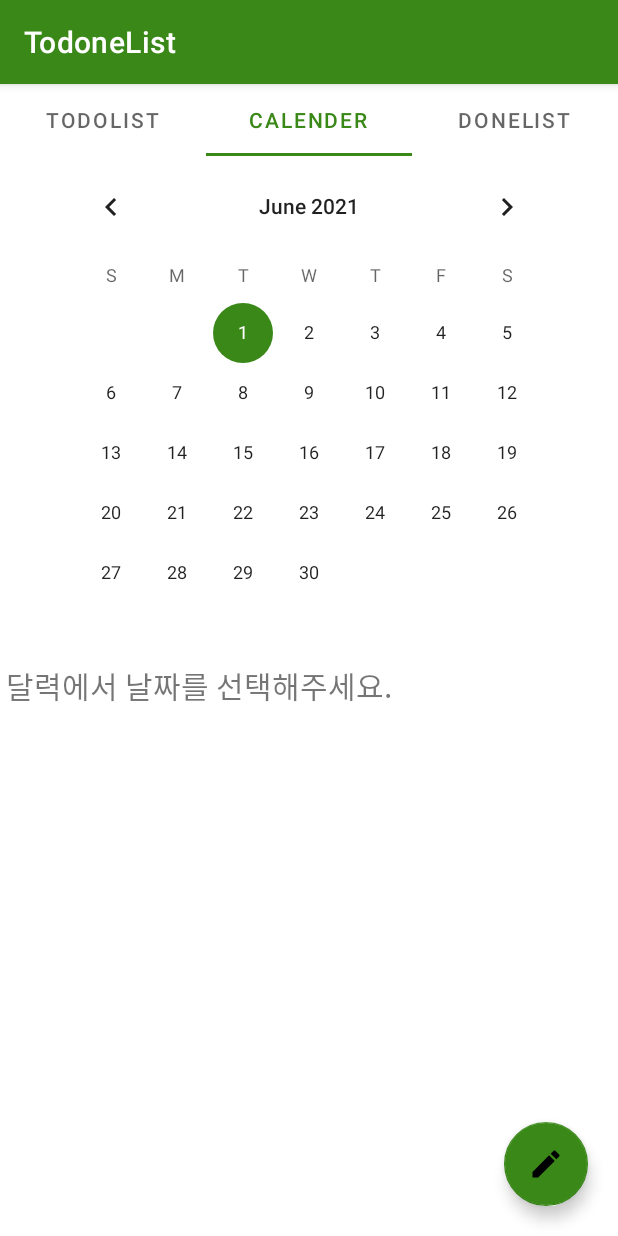
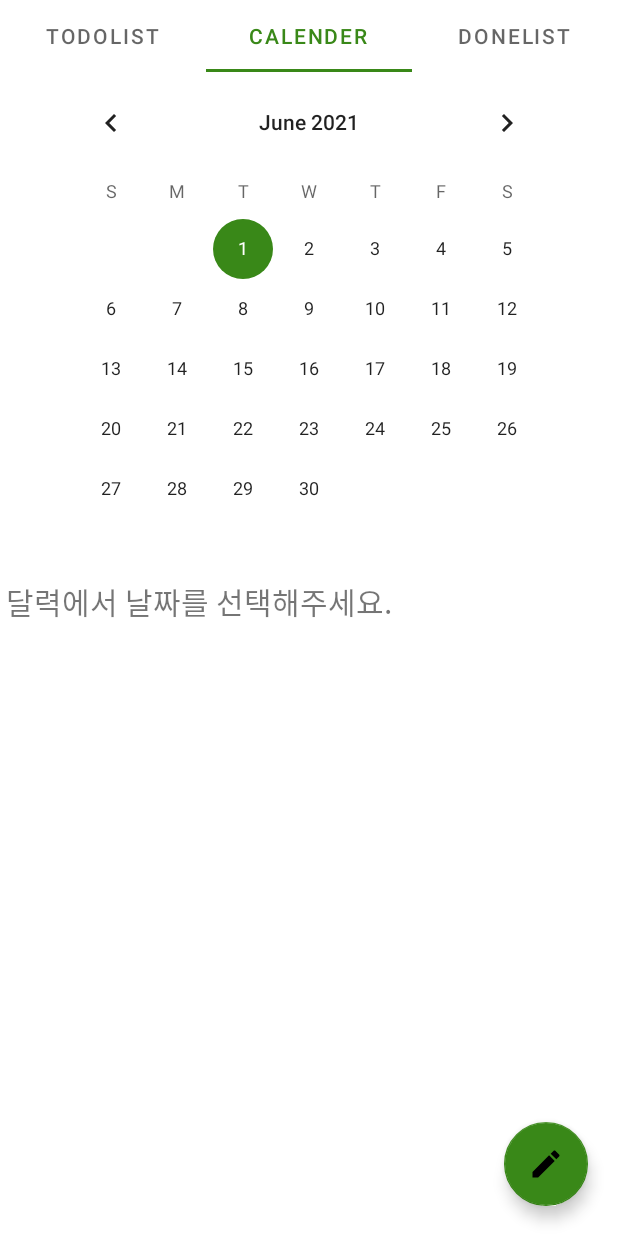
Before and after one commit to HanYeop/TodoneList, an Android app: the screen it shows after launch (MainActivity), tab 2 chosen, on a phone screen of 412 x 824 dp. Run offline under Robolectric (Android 15) with nearby library versions, the phone set to English and light mode, and no system bars; our stand-ins replace Room's generated code.

Commit message:
액션바 삭제

```diff
--- a/app/src/main/res/values-night/themes.xml
+++ b/app/src/main/res/values-night/themes.xml
@@ -1,6 +1,6 @@
 <resources xmlns:tools="http://schemas.android.com/tools">
     <!-- Base application theme. -->
-    <style name="Theme.TodoneList" parent="Theme.MaterialComponents.DayNight.DarkActionBar">
+    <style name="Theme.TodoneList" parent="Theme.MaterialComponents.DayNight.NoActionBar">
         <!-- Primary brand color. -->
         <item name="colorPrimary">@color/primaryColor</item>
         <item name="colorPrimaryVariant">@color/purple_700</item>
--- a/app/src/main/res/values/themes.xml
+++ b/app/src/main/res/values/themes.xml
@@ -1,6 +1,6 @@
 <resources xmlns:tools="http://schemas.android.com/tools">
     <!-- Base application theme. -->
-    <style name="Theme.TodoneList" parent="Theme.MaterialComponents.DayNight.DarkActionBar">
+    <style name="Theme.TodoneList" parent="Theme.MaterialComponents.DayNight.NoActionBar">
         <!-- Primary brand color. -->
         <item name="colorPrimary">@color/primaryColor</item>
         <item name="colorPrimaryVariant">@color/purple_700</item>
```
